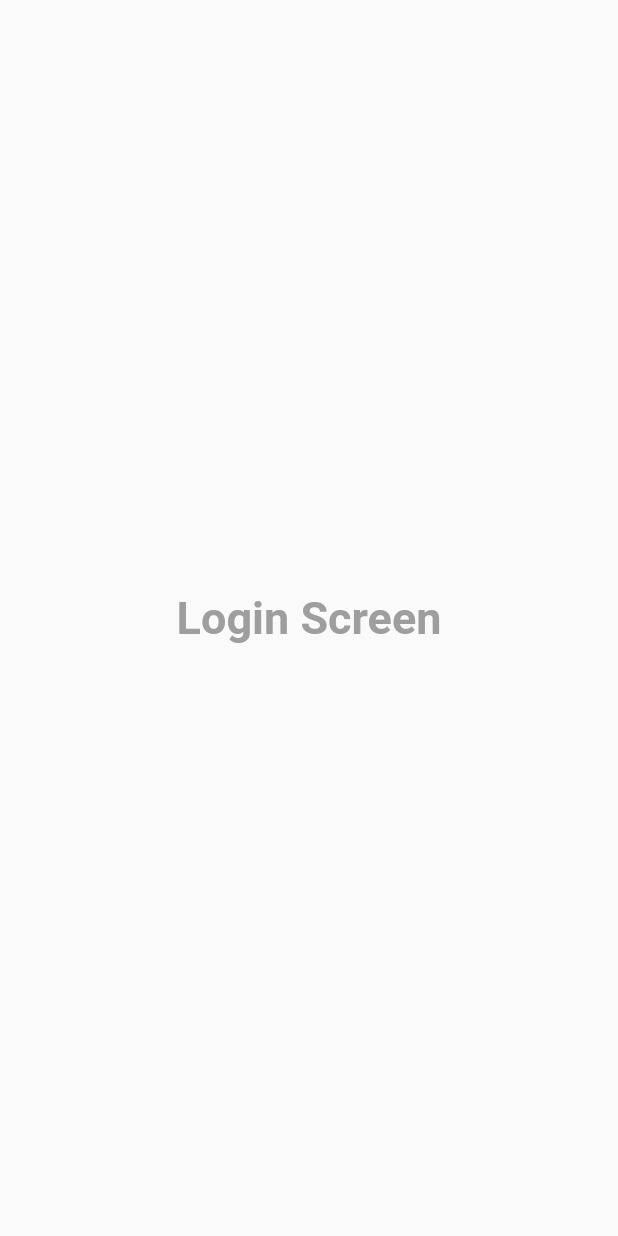
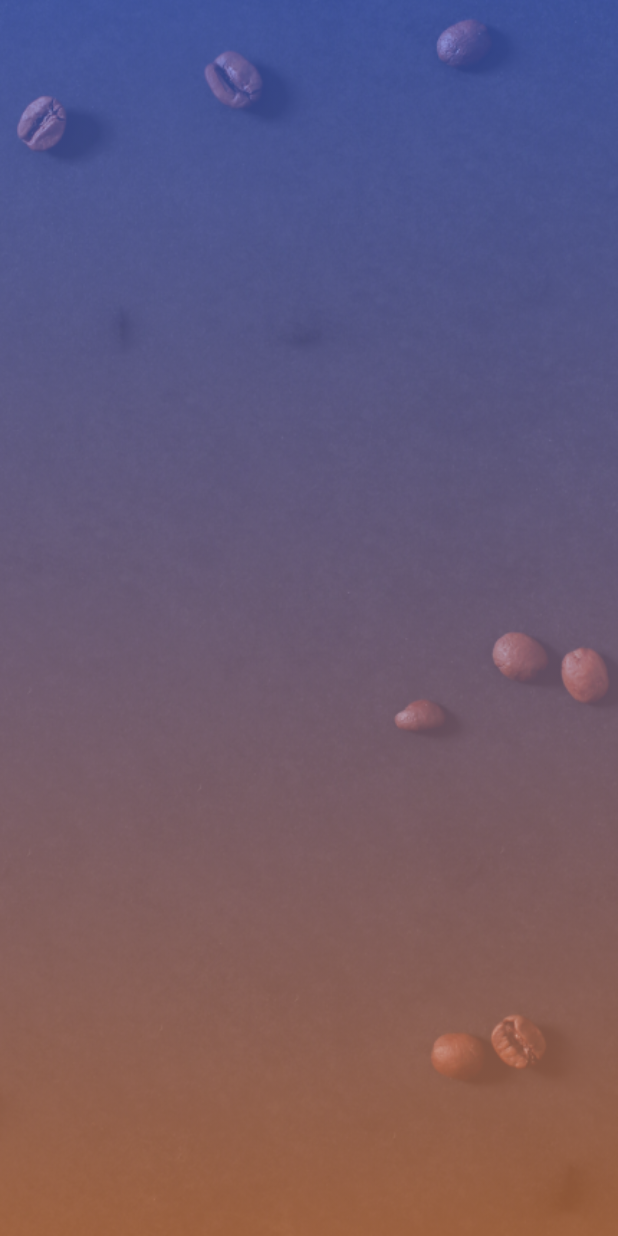
Before and after one commit to sxjal/ShoppingApp, a Flutter app: the screen it shows after launch, on a phone screen of 412 x 824 dp. Run offline on Flutter 3.47's test engine with Material 2 defaults, Android fonts, the phone set to English and light mode, and no system bars.

Commit message:
added life to loginscreen

```diff
--- /dev/null
+++ b/lib/constants/images.dart
@@ -0,0 +1,3 @@
+import 'package:flutter/material.dart';
+
+final loginbg = "assets/images/Loginscreenbg.png";
--- a/lib/screens/loginscreen.dart
+++ b/lib/screens/loginscreen.dart
@@ -1,19 +1,40 @@
 import 'package:flutter/material.dart';
+import 'package:shoppingapp/constants/images.dart';
 
 class LoginScreen extends StatelessWidget {
   const LoginScreen({Key? key}) : super(key: key);
 
   @override
   Widget build(context) {
-    return const Scaffold(
+    return Scaffold(
       body: Center(
-        child: Text(
-          "Login Screen",
-          style: TextStyle(
-            fontSize: 30,
-            fontWeight: FontWeight.bold,
-            color: Colors.grey,
-          ),
+        child: Stack(
+          children: [
+            Container(
+              height: double.infinity,
+              width: double.infinity,
+              decoration: BoxDecoration(
+                image: DecorationImage(
+                  image: AssetImage(loginbg),
+                  fit: BoxFit.cover,
+                ),
+              ),
+            ),
+            Container(
+              height: double.infinity,
+              width: double.infinity,
+              decoration: const BoxDecoration(
+                gradient: LinearGradient(
+                  colors: [
+                    Color.fromARGB(178, 207, 123, 75),
+                    Color.fromARGB(149, 80, 114, 235),
+                  ],
+                  begin: Alignment.bottomCenter,
+                  end: Alignment.topCenter,
+                ),
+              ),
+            ),
+          ],
         ),
       ),
     );
```
Also changed, not shown: pubspec.yaml (+4 -4 lines).
